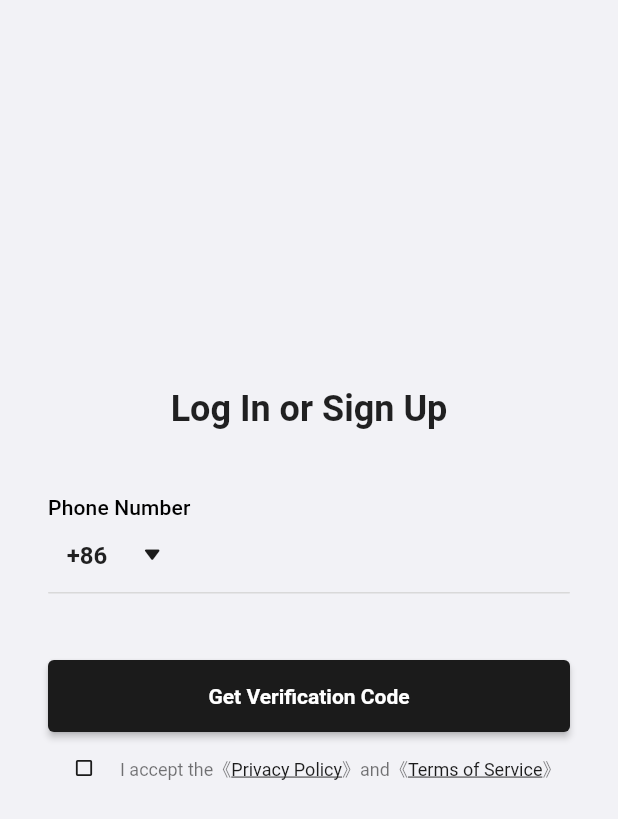
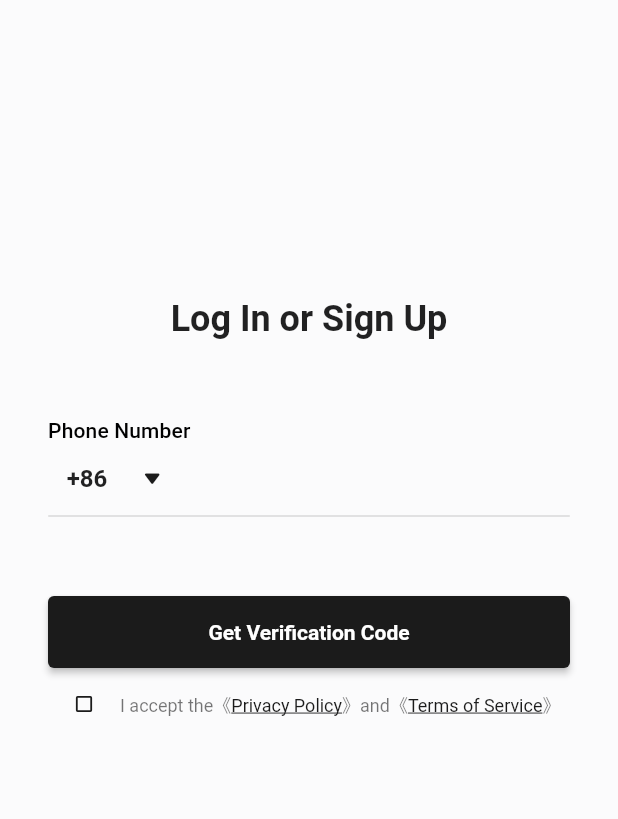
Before and after one commit to l-1-l/app, a Flutter app: the screen it shows after launch, on a phone screen of 412 x 824 dp. Shown: the top 819 px of the screen. Run offline on Flutter 3.47's test engine with Material 2 defaults, Android fonts, the light colour scheme and no system bars; drawn by our look-alikes of auto_size_text; our stand-ins replace auto_route, connectivity_plus, dio, easy_debounce, fast_immutable_collections, flutter_bounceable and 8 more; missing offline and left inert: bubble_box, dio_cache_interceptor, flutter_custom_tab_bar, image_crop, phone_numbers_parser, photo_manager; generated files the repository leaves out were written again; statements that could not run were skipped.

Commit message:
chore: upgrade flutter

```diff
--- a/lib/l10n/arb/app_zh.arb
+++ b/lib/l10n/arb/app_zh.arb
@@ -14,7 +14,7 @@
   "@_LOGIN_PAGE": {},
   "authTitle": "手机号登录",
   "authVerifyCode": "获取验证码",
-  "needViewTerms": "请看看吧",
+  "needViewTerms": "请勾选并查看条款",
   "needViewTermsPlease": "求求你了",
   "authTerms": "已阅读并同意",
   "privacyPolicy": "隐私政策",
--- a/lib/pages/auth/signin.dart
+++ b/lib/pages/auth/signin.dart
@@ -39,7 +39,7 @@ class _SigninState extends ConsumerState<SigninPage> {
   void initState() {
     super.initState();
 
-    WidgetsBinding.instance?.addPostFrameCallback((_) {
+    WidgetsBinding.instance.addPostFrameCallback((_) {
       _checkboxPosition = _getCheckboxPosition();
     });
   }
@@ -170,7 +170,7 @@ class _SigninState extends ConsumerState<SigninPage> {
                   crossAxisAlignment: CrossAxisAlignment.start,
                   children: [
                     Expanded(
-                      flex: 3,
+                      flex: 2,
                       child: Align(
                         alignment: Alignment.bottomCenter,
                         child: AutoSizeText(
@@ -184,8 +184,6 @@ class _SigninState extends ConsumerState<SigninPage> {
                     ),
                     Expanded(
                       flex: 2,
-                      child: Align(
-                        alignment: Alignment.bottomCenter,
                       child: Column(
                         crossAxisAlignment: CrossAxisAlignment.start,
                         mainAxisAlignment: MainAxisAlignment.center,
@@ -202,7 +200,6 @@ class _SigninState extends ConsumerState<SigninPage> {
                             onDialCodeChange: _handleDialCodeChange,
                           ),
                         ],
-                        ),
                       ),
                     ),
                     Expanded(
--- a/lib/store/network/notifier.dart
+++ b/lib/store/network/notifier.dart
@@ -36,9 +36,7 @@ class NetworkNotifier extends StateNotifier<NetworkState> {
     // If the widget was removed from the tree while the asynchronous platform
     // message was in flight, we want to discard the reply rather than calling
     // setState to update our non-existent appearance.
-    if (!mounted) {
-      return Future.value(null);
-    }
+    if (!mounted) return Future.value();
 
     return _handleConnectivityChange(result);
   }
--- a/lib/widgets/cache_image_provider.dart
+++ b/lib/widgets/cache_image_provider.dart
@@ -31,7 +31,7 @@ class CacheImageProvider extends ImageProvider<CacheImageProvider> {
 
     if (bytes.lengthInBytes == 0) {
       // The file may become available later.
-      PaintingBinding.instance?.imageCache?.evict(this);
+      PaintingBinding.instance.imageCache.evict(this);
       throw StateError('$tag is empty and cannot be loaded as an image.');
     }
 
--- a/lib/widgets/keyboard_height_observer.dart
+++ b/lib/widgets/keyboard_height_observer.dart
@@ -8,12 +8,12 @@ mixin KeyboardHeightObserver<T extends StatefulWidget>
   @override
   void initState() {
     super.initState();
-    WidgetsBinding.instance?.addObserver(this);
+    WidgetsBinding.instance.addObserver(this);
   }
 
   @override
   void dispose() {
-    WidgetsBinding.instance?.removeObserver(this);
+    WidgetsBinding.instance.removeObserver(this);
     EasyDebounce.cancel('updateKeyboardHeight');
     super.dispose();
   }
@@ -37,8 +37,8 @@ mixin KeyboardHeightObserver<T extends StatefulWidget>
   void onKeyboardOpen(double _height);
 
   double get keyboardHeight {
-    final window = WidgetsBinding.instance?.window;
-    if (window == null) return _height;
+    final window = WidgetsBinding.instance.window;
+    // if (window == null) return _height;
 
     return EdgeInsets.fromWindowPadding(
       window.viewInsets,
--- a/packages/ovo_ui/lib/theme_data.dart
+++ b/packages/ovo_ui/lib/theme_data.dart
@@ -33,7 +33,7 @@ class OvOThemeData {
         elevation: 0,
         shadowColor: Colors.transparent,
         systemOverlayStyle: SystemUiOverlayStyle.dark.copyWith(
-          statusBarColor: colorScheme.surface,
+          statusBarColor: colorScheme.background,
           // statusBarBrightness:
         ),
       ),
@@ -75,8 +75,8 @@ class OvOThemeData {
     secondaryContainer: Color(0xFFFAFBFB),
 
     tertiary: Color(0xfff7f7f7),
-    // background: Color(0xFFFBFBFC),
-    background: Color(0xfff2f2f6),
+    background: Color(0xFFFBFBFC),
+    // background: Color(0xfff2f2f6),
     surface: Color(0xfff2f2f6),
     onBackground: Colors.white,
     // outline: Color.fromRGBO(189, 189, 189, 1),
```
Also changed, not shown: lib/pages/auth/verify.dart (+46 -30 lines), lib/pages/publish/photo/authed_view.dart (+3 -10 lines), lib/pages/publish/publish.dart (+0 -122 lines), pubspec.yaml (+45 -47 lines), pubspec.lock, 24 other files. Lines whose indentation alone changed are shown as unchanged.
